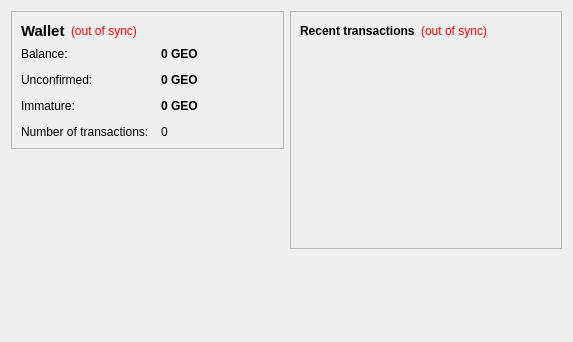
First picture: the form in src/qt/forms/overviewpage.ui, repository godcoin-zz/godcoin, before the edit.
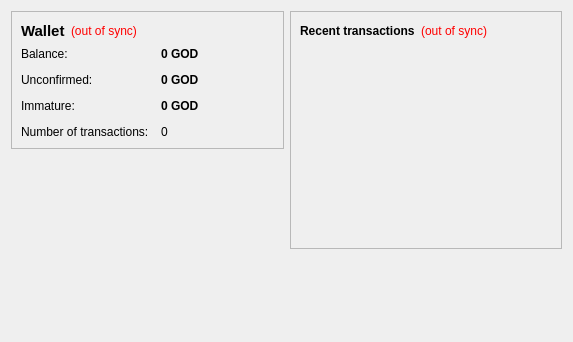
Second picture: the form after the edit.

Diff of the .ui file:
```diff
--- a/src/qt/forms/overviewpage.ui
+++ b/src/qt/forms/overviewpage.ui
@@ -105,7 +105,7 @@
              <string>Your current balance</string>
             </property>
             <property name="text">
-             <string notr="true">0 GEO</string>
+             <string notr="true">0 GOD</string>
             </property>
             <property name="textInteractionFlags">
              <set>Qt::LinksAccessibleByMouse|Qt::TextSelectableByKeyboard|Qt::TextSelectableByMouse</set>
@@ -134,7 +134,7 @@
              <string>Total of transactions that have yet to be confirmed, and do not yet count toward the current balance</string>
             </property>
             <property name="text">
-             <string notr="true">0 GEO</string>
+             <string notr="true">0 GOD</string>
             </property>
             <property name="textInteractionFlags">
              <set>Qt::LinksAccessibleByMouse|Qt::TextSelectableByKeyboard|Qt::TextSelectableByMouse</set>
@@ -177,7 +177,7 @@
              <string>Mined balance that has not yet matured</string>
             </property>
             <property name="text">
-             <string notr="true">0 GEO</string>
+             <string notr="true">0 GOD</string>
             </property>
             <property name="textInteractionFlags">
              <set>Qt::LinksAccessibleByMouse|Qt::TextSelectableByKeyboard|Qt::TextSelectableByMouse</set>
```
